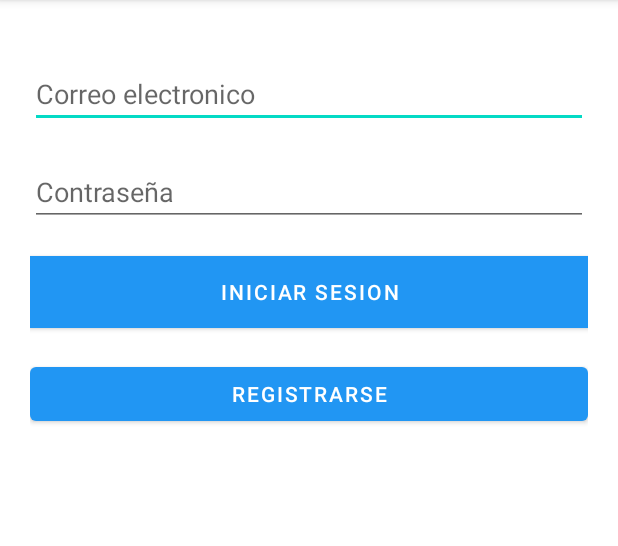
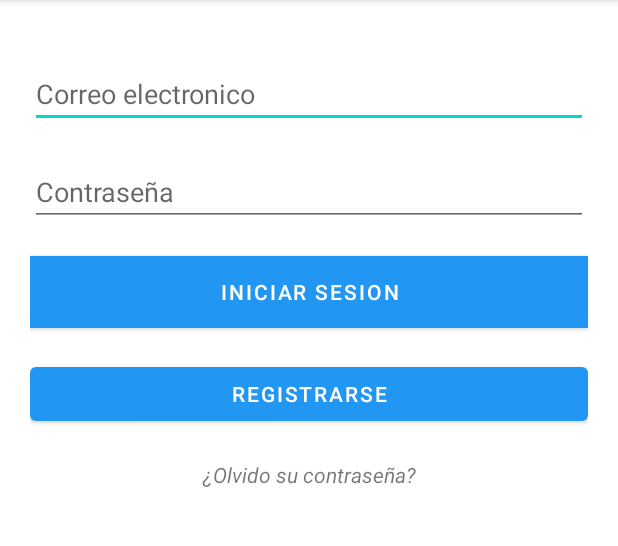
Before and after one commit to KikeMccy/PI8_Turnos, an Android app: the screen it shows after launch (LoginActivity), after a tap on "ACCEDER", on a phone screen of 412 x 824 dp, the part 84-630 px from its top. Run offline under Robolectric (Android 15) with nearby library versions, the phone set to English and light mode, and no system bars; our stand-ins replace Firebase (no records; nobody signed in at launch, a user with empty details on screens opened directly).

Commit message:
Fabricio Baño commit

```diff
--- a/app/src/main/AndroidManifest.xml
+++ b/app/src/main/AndroidManifest.xml
@@ -11,7 +11,8 @@
         android:roundIcon="@mipmap/ic_launcher_round"
         android:supportsRtl="true"
         android:theme="@style/Theme.PI8_Turnos">
-        <activity android:name=".ModificarUserActivity"></activity>
+        <activity android:name=".RecuperarPasswordActivity"></activity>
+        <activity android:name=".ModificarUserActivity" />
         <activity android:name=".LoginActivity" />
         <activity android:name=".PrincipalActivity" />
         <activity android:name=".RegistroActivity" />
--- a/app/src/main/java/com/example/pi8_turnos/LoginActivity.java
+++ b/app/src/main/java/com/example/pi8_turnos/LoginActivity.java
@@ -10,6 +10,7 @@ import android.view.MenuItem;
 import android.view.View;
 import android.widget.Button;
 import android.widget.EditText;
+import android.widget.TextView;
 import android.widget.Toast;
 
 import com.example.pi8_turnos.Model.Entidades;
@@ -22,6 +23,7 @@ import java.util.UUID;
 
 public class LoginActivity extends AppCompatActivity {
 
+    private TextView lb_password;
     private EditText txt_email, txt_password;
     private Button btn_login, btn_registro;
     private String email="",password="";
@@ -35,6 +37,14 @@ public class LoginActivity extends AppCompatActivity {
         firebaseAuth=FirebaseAuth.getInstance();
         txt_email=(EditText) findViewById(R.id.txt_email_login);
         txt_password=(EditText) findViewById(R.id.txt_password_login);
+        lb_password=(TextView) findViewById(R.id.lb_rec_pass);
+        lb_password.setOnClickListener(new View.OnClickListener() {
+            @Override
+            public void onClick(View view) {
+                startActivity(new Intent(LoginActivity.this,RecuperarPasswordActivity.class));
+            }
+        });
+
         btn_registro=(Button) findViewById(R.id.btn_registrarse);
         btn_registro.setOnClickListener(new View.OnClickListener() {
             @Override
--- a/app/src/main/res/layout/activity_login.xml
+++ b/app/src/main/res/layout/activity_login.xml
@@ -52,6 +52,15 @@
             android:textColor="@android:color/white"
 
             />
+
+        <TextView
+            android:id="@+id/lb_rec_pass"
+            android:layout_width="match_parent"
+            android:layout_height="wrap_content"
+            android:layout_marginTop="20dp"
+            android:gravity="center"
+            android:text="¿Olvido su contraseña?"
+            android:textStyle="italic" />
     </LinearLayout>
 
 
```
Also changed, not shown: app/src/main/java/com/example/pi8_turnos/RecuperarPasswordActivity.java (added, +68 -0 lines), app/src/main/res/layout/activity_recuperar_password.xml (added, +41 -0 lines).
